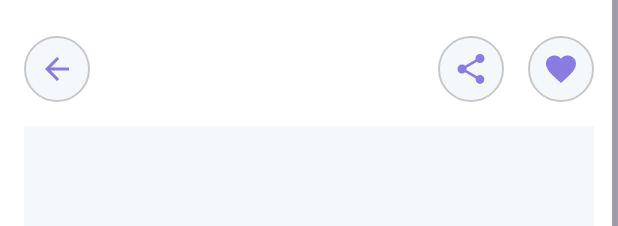
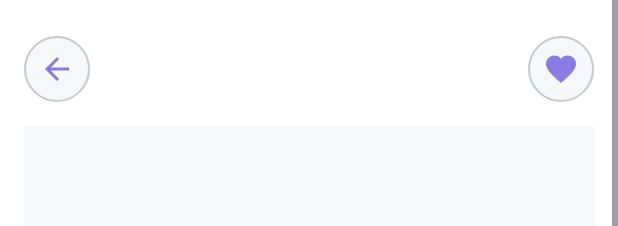
Before and after one commit to tassneam/ecommerce_app, an Android app: the layout activity_details.xml on its own in the app's theme, with its tools: preview values and no code run, on a phone screen of 412 x 824 dp. Shown: the top 226 px of the screen. Run offline under Robolectric (Android 15) with nearby library versions, the phone set to English and light mode, and no system bars.

Commit message:
update some ui components

```diff
--- a/app/src/main/res/layout/activity_details.xml
+++ b/app/src/main/res/layout/activity_details.xml
@@ -49,16 +49,7 @@
                     app:layout_constraintTop_toTopOf="parent"
                     app:srcCompat="@drawable/ic_favorite" />
 
-                <ImageView
-                    android:id="@+id/shareBtn"
-                    android:layout_width="wrap_content"
-                    android:layout_height="wrap_content"
-                    android:layout_marginEnd="16dp"
-                    android:background="@drawable/circle_shape"
-                    app:layout_constraintBottom_toBottomOf="parent"
-                    app:layout_constraintEnd_toStartOf="@+id/favBtn"
-                    app:layout_constraintTop_toTopOf="parent"
-                    app:srcCompat="@drawable/ic_share" />
+
             </androidx.constraintlayout.widget.ConstraintLayout>
 
             <ImageView
```
